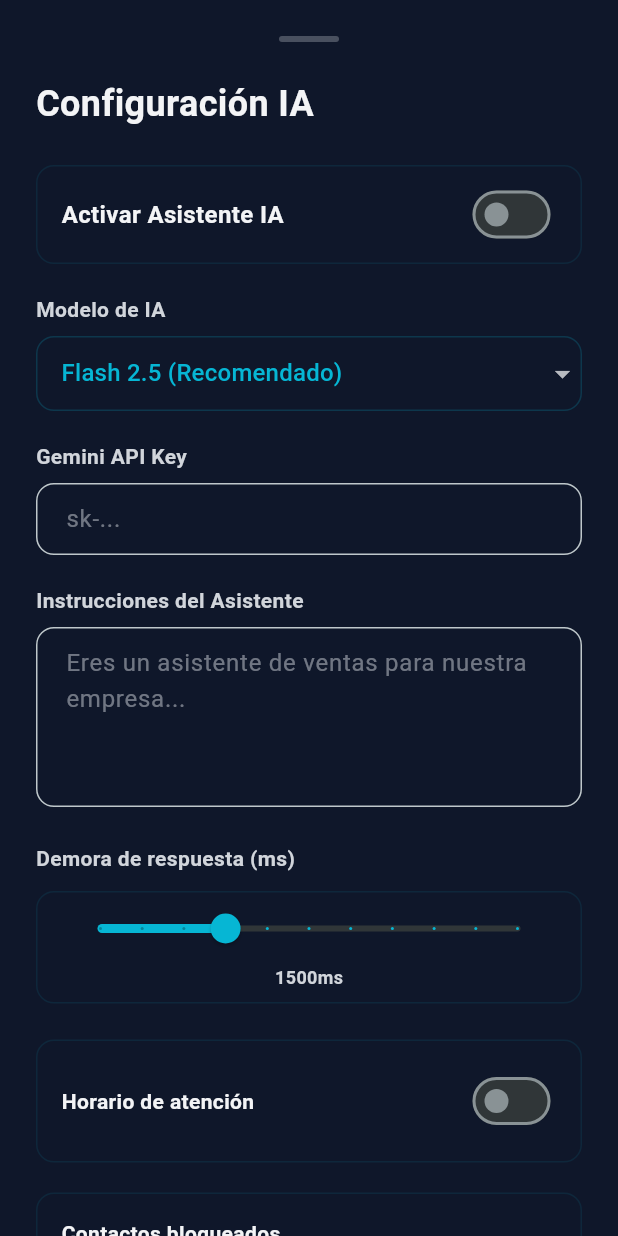
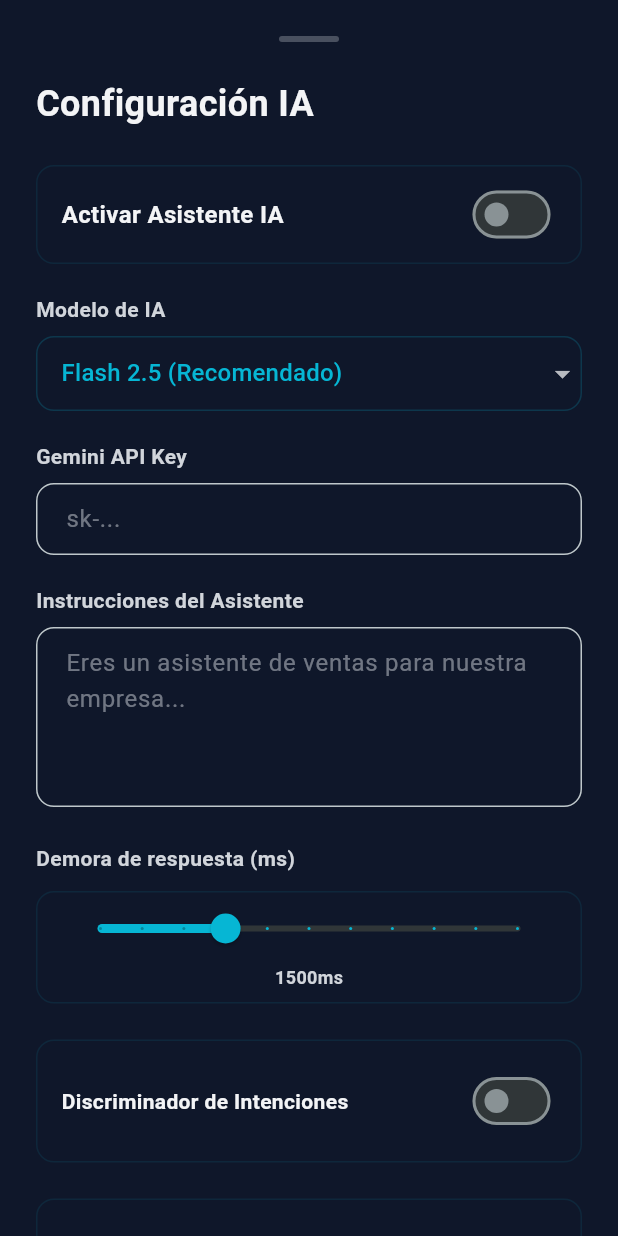
Before and after one commit to SamuelPareds/WhatHero, a Flutter app: the SessionSettingsPanel widget shown alone on an empty page, opened directly with empty values, on a phone screen of 412 x 824 dp. Run offline on Flutter 3.47's test engine with Material 3 defaults, Android fonts, the phone set to English and light mode, and no system bars; our stand-ins replace cloud_firestore, firebase_auth, firebase_core, qr_flutter, socket_io_client; accounts and stored records are empty; network calls fail.

Commit message:
Feat: Intent Discriminator para filtrado inteligente de mensajes
Implementa un sistema de discriminador que intercepta mensajes ANTES del asistente IA
para decidir si requieren atención humana o si la IA puede responder.

**Backend (index.ts):**
- Agregado classifyMessageIntent() que usa Gemini para analizar intenciones
- El discriminador lee reglas en lenguaje natural (sin palabras clave mágicas)
- Backend automáticamente instruye a Gemini a responder con "Respuesta: SI" o "Respuesta: NO"
- Si "NO": marca chat como needs_human=true, emite evento Socket.io, no responde IA
- Si "SI": continúa flujo normal del asistente

**Frontend (lib/main.dart):**
- Agregado SessionSettingsPanel section "Discriminador de Intenciones" con toggle y TextField
- Nuevos campos: _discriminatorEnabled, _discriminatorPromptController
- Ejemplo de hint práctico en el TextField para guiar al usuario
- Icono support_agent en color cyan sutil en _ChatTile cuando needs_human=true
- Listener Socket.io human_attention_required (sin SnackBar, solo badge en lista)
- Fix: Conversión correcta de DocumentSnapshot a Map para acceso a datos

**Firestore:**
- ai_discriminator_enabled (bool): habilitar/deshabilitar por sesión
- ai_discriminator_prompt (string): reglas en lenguaje natural
- needs_human (bool): flag por chat que requiere atención humana

**Documentación:**
- DISCRIMINATOR_GUIDE.md: Guía completa con ejemplos (SPA, Restaurante), FAQs
- CLAUDE.md: Actualizado con sección de discriminador

El discriminador usa lenguaje natural, no requiere palabras mágicas en el prompt.
El usuario escribe reglas como "Pasa al humano si pregunta sobre disponibilidad..."

Co-Authored-By: Claude Haiku 4.5 <noreply@anthropic.com>

```diff
--- a/lib/main.dart
+++ b/lib/main.dart
@@ -670,6 +670,12 @@ class _AccountsScreenState extends State<AccountsScreen> {
       if (mounted) {
         setState(() => _socketConnected = false);
       }
+    });
+
+    socket.on('human_attention_required', (data) {
+      print('[AccountsScreen] human_attention_required: $data');
+      // Badge in chat list is enough visual feedback
+      // No need for additional notification banner
     });
 
     socket.connect();
@@ -1429,9 +1435,11 @@ class _ChatsScreenState extends State<ChatsScreen> {
           final filteredChats = searchQuery.isEmpty
               ? allChats
               : allChats
-                  .where((chat) => (chat['phoneNumber'] as String)
-                      .toLowerCase()
-                      .contains(searchQuery))
+                  .where((chatDoc) {
+                    final chatData = chatDoc.data() as Map<String, dynamic>?;
+                    final phoneNumber = chatData?['phoneNumber'] as String? ?? '';
+                    return phoneNumber.toLowerCase().contains(searchQuery);
+                  })
                   .toList();
 
           if (filteredChats.isEmpty) {
@@ -1454,16 +1462,20 @@ class _ChatsScreenState extends State<ChatsScreen> {
           return ListView.builder(
             itemCount: filteredChats.length,
             itemBuilder: (context, index) {
-              final chat = filteredChats[index];
-              final phoneNumber = chat['phoneNumber'] as String;
-              final lastMessage = chat['lastMessage'] ?? 'Sin mensajes';
-              final timestamp = (chat['lastMessageTimestamp'] as Timestamp?)?.toDate();
+              final chatDoc = filteredChats[index];
+              final chatData = chatDoc.data() as Map<String, dynamic>?;
+
+              final phoneNumber = chatData?['phoneNumber'] as String? ?? '';
+              final lastMessage = chatData?['lastMessage'] ?? 'Sin mensajes';
+              final timestamp = (chatData?['lastMessageTimestamp'] as Timestamp?)?.toDate();
+              final needsHuman = chatData?['needs_human'] as bool? ?? false;
 
               return _ChatTile(
                 phoneNumber: phoneNumber,
                 lastMessage: lastMessage,
                 timestamp: timestamp,
                 isSelected: selectedChatPhone == phoneNumber,
+                needsHuman: needsHuman,
                 onTap: () {
                   setState(() {
                     selectedChatPhone = phoneNumber;
@@ -1534,6 +1546,7 @@ class _ChatTile extends StatelessWidget {
   final String lastMessage;
   final DateTime? timestamp;
   final bool isSelected;
+  final bool needsHuman;
   final VoidCallback onTap;
 
   const _ChatTile({
@@ -1541,6 +1554,7 @@ class _ChatTile extends StatelessWidget {
     required this.lastMessage,
     required this.timestamp,
     required this.isSelected,
+    required this.needsHuman,
     required this.onTap,
   });
 
@@ -1632,6 +1646,17 @@ class _ChatTile extends StatelessWidget {
                     fontWeight: FontWeight.w400,
                   ),
                 ),
+                if (needsHuman) ...[
+                  const SizedBox(width: 8),
+                  Tooltip(
+                    message: 'Requiere atención humana',
+                    child: Icon(
+                      Icons.support_agent,
+                      size: 18,
+                      color: primaryAqua.withValues(alpha: 0.7),
+                    ),
+                  ),
+                ],
               ],
             ),
           ),
@@ -1869,6 +1894,7 @@ class SessionSettingsPanel extends StatefulWidget {
 class _SessionSettingsPanelState extends State<SessionSettingsPanel> {
   late TextEditingController _apiKeyController;
   late TextEditingController _systemPromptController;
+  late TextEditingController _discriminatorPromptController;
   bool _aiEnabled = false;
   String _selectedModel = 'gemini-2.5-flash';
   int _responseDelayMs = 1500;
@@ -1880,6 +1906,7 @@ class _SessionSettingsPanelState extends State<SessionSettingsPanel> {
   List<Map<String, String>> _keywordRules = [];
   String _newKeyword = '';
   String _newKeywordResponse = '';
+  bool _discriminatorEnabled = false;
   bool _isSaving = false;
   bool _isLoading = true;
 
@@ -1888,6 +1915,7 @@ class _SessionSettingsPanelState extends State<SessionSettingsPanel> {
     super.initState();
     _apiKeyController = TextEditingController();
     _systemPromptController = TextEditingController();
+    _discriminatorPromptController = TextEditingController();
     _loadSettings();
   }
 
@@ -1946,6 +1974,11 @@ class _SessionSettingsPanelState extends State<SessionSettingsPanel> {
               ),
             );
           }
+
+          // Discriminator
+          _discriminatorEnabled = data['ai_discriminator_enabled'] ?? false;
+          _discriminatorPromptController.text =
+              data['ai_discriminator_prompt'] ?? '';
 
           _isLoading = false;
         });
@@ -1980,6 +2013,8 @@ class _SessionSettingsPanelState extends State<SessionSettingsPanel> {
         },
         'ai_opted_out_contacts': _optedOutContacts,
         'ai_keyword_rules': _keywordRules,
+        'ai_discriminator_enabled': _discriminatorEnabled,
+        'ai_discriminator_prompt': _discriminatorPromptController.text.trim(),
       });
 
       if (mounted) {
@@ -2005,6 +2040,7 @@ class _SessionSettingsPanelState extends State<SessionSettingsPanel> {
   void dispose() {
     _apiKeyController.dispose();
     _systemPromptController.dispose();
+    _discriminatorPromptController.dispose();
     super.dispose();
   }
 
@@ -2272,6 +2308,78 @@ class _SessionSettingsPanelState extends State<SessionSettingsPanel> {
                   ),
                 ),
               ],
+            ),
+            const SizedBox(height: 24),
+            // Discriminator section
+            Container(
+              decoration: BoxDecoration(
+                color: darkBg.withValues(alpha: 0.5),
+                borderRadius: BorderRadius.circular(12),
+                border: Border.all(color: primaryAqua.withValues(alpha: 0.1)),
+              ),
+              padding: const EdgeInsets.all(16),
+              child: Column(
+                crossAxisAlignment: CrossAxisAlignment.start,
+                children: [
+                  Row(
+                    mainAxisAlignment: MainAxisAlignment.spaceBetween,
+                    children: [
+                      const Text(
+                        'Discriminador de Intenciones',
+                        style: TextStyle(
+                          fontSize: 14,
+                          fontWeight: FontWeight.w600,
+                          color: white,
+                        ),
+                      ),
+                      Switch(
+                        value: _discriminatorEnabled,
+                        onChanged: (value) {
+                          setState(() => _discriminatorEnabled = value);
+                        },
+                        activeThumbColor: primaryAqua,
+                      ),
+                    ],
+                  ),
+                  if (_discriminatorEnabled) ...[
+                    const SizedBox(height: 12),
+                    Text(
+                      'Define cuándo se requiere atención humana (lenguaje natural)',
+                      style: TextStyle(
+                        fontSize: 12,
+                        color: lightText.withValues(alpha: 0.7),
+                      ),
+                    ),
+                    const SizedBox(height: 8),
+                    TextField(
+                      controller: _discriminatorPromptController,
+                      minLines: 4,
+                      maxLines: 6,
+                      style: const TextStyle(color: white, fontSize: 14),
+                      decoration: InputDecoration(
+                        hintText: 'Ejemplo:\n\nPasa al humano si:\n- El cliente pregunta disponibilidad de fechas específicas\n- Quiere agendar una cita\n- Pregunta por saldo o historial personal\n\nDe lo contrario, responde tú mismo.',
+                        hintStyle: TextStyle(
+                          color: lightText.withValues(alpha: 0.3),
+                          fontSize: 13,
+                        ),
+                        filled: true,
+                        fillColor: darkBg,
+                        border: OutlineInputBorder(
+                          borderRadius: BorderRadius.circular(8),
+                          borderSide: BorderSide(
+                            color: primaryAqua.withValues(alpha: 0.1),
+                          ),
+                        ),
+                        focusedBorder: OutlineInputBorder(
+                          borderRadius: BorderRadius.circular(8),
+                          borderSide: const BorderSide(color: primaryAqua, width: 2),
+                        ),
+                        contentPadding: const EdgeInsets.all(12),
+                      ),
+                    ),
+                  ],
+                ],
+              ),
             ),
             const SizedBox(height: 24),
             // Active hours section
```
Also changed, not shown: 3 other files.
